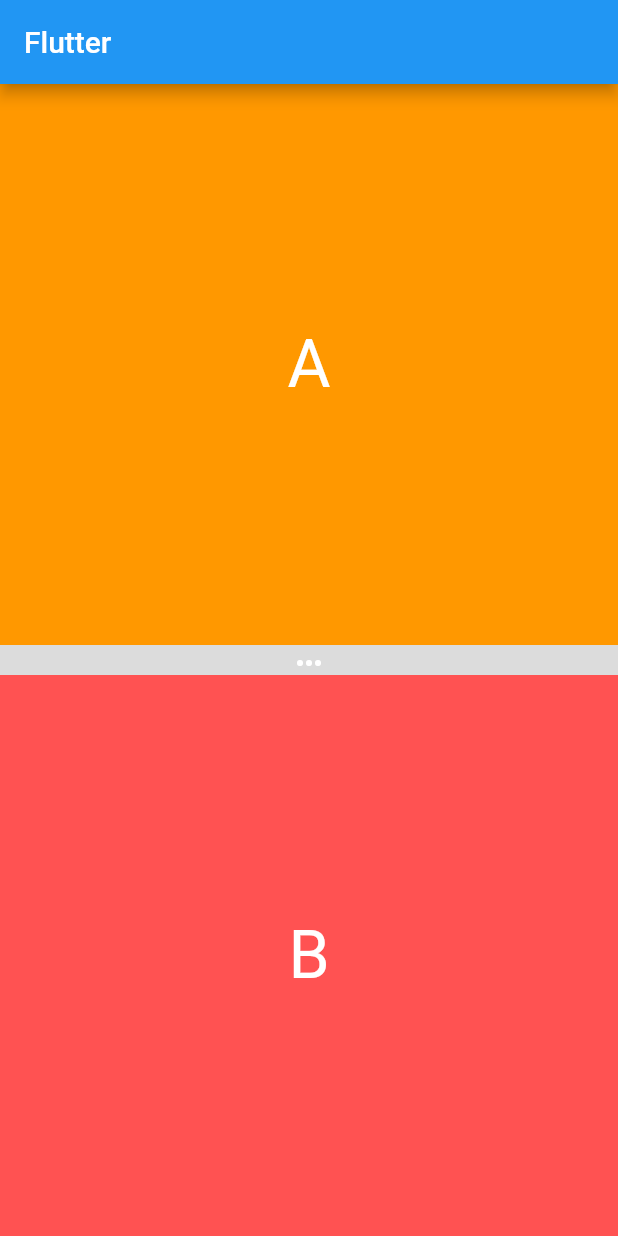
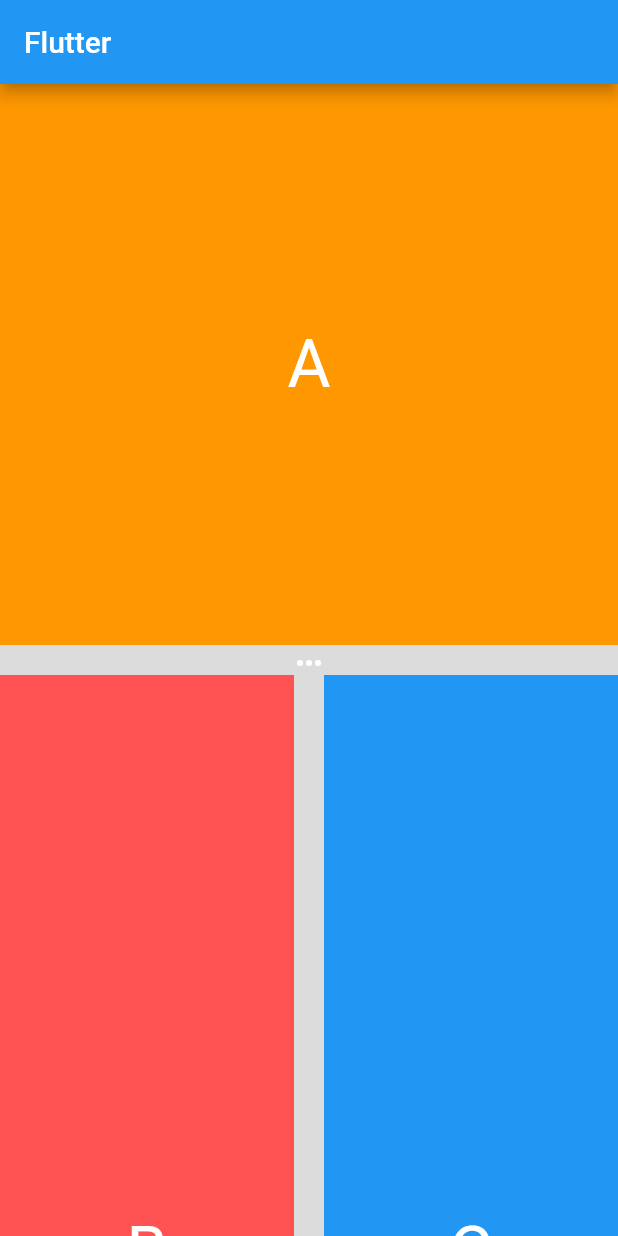
Before and after one commit to ttpho/Split-Screen, a Flutter app: the screen it shows after launch, on a phone screen of 412 x 824 dp. Run offline on Flutter 3.47's test engine with Material 2 defaults, Android fonts, the phone set to English and light mode, and no system bars.

Commit message:
try build new layout

```diff
--- a/split/lib/main.dart
+++ b/split/lib/main.dart
@@ -1,5 +1,5 @@
 import 'package:flutter/material.dart';
-import 'split_widget.dart';
+import 'package:split/split.dart';
 
 void main() => runApp(MyApp());
 
@@ -38,9 +38,15 @@ class _MyHomePageState extends State<MyHomePage> {
               color: Colors.orange,
               text: "A",
             ),
-            childSecond: const PageWidget(
-              color: Colors.redAccent,
-              text: "B",
+            childSecond: SplitHorizontalWidget(
+              childStart: const PageWidget(
+                color: Colors.redAccent,
+                text: "B",
+              ),
+              childEnd: const PageWidget(
+                color: Colors.blue,
+                text: "C",
+              ),
             ),
           ),
         ));
--- a/split/lib/split_widget.dart
+++ /dev/null
@@ -1,243 +0,0 @@
-import 'package:flutter/material.dart';
-import 'package:split/draggable_config.dart';
-
-import 'positioned_draggable_icon.dart';
-
-class SplitWidget extends StatefulWidget {
-  SplitWidget({
-    Key? key,
-    required this.childFirst,
-    required this.childSecond,
-  }) : super(key: key);
-  final Widget childFirst;
-  final Widget childSecond;
-
-  @override
-  _SplitWidget createState() => _SplitWidget();
-}
-
-class _SplitWidget extends State<SplitWidget> {
-  @override
-  Widget build(BuildContext context) =>
-      OrientationBuilder(builder: (context, orientation) {
-        return (orientation == Orientation.portrait)
-            ? SplitVerticalWidgetV2(
-                childTop: widget.childFirst,
-                childBottom: widget.childSecond,
-              )
-            : SplitHorizontalWidget(
-                childStart: widget.childFirst,
-                childEnd: widget.childSecond,
-              );
-      });
-}
-
-class SplitVerticalWidgetV2 extends StatefulWidget {
-  final Widget? childTop;
-  final Widget? childBottom;
-
-  const SplitVerticalWidgetV2({
-    Key? key,
-    this.childTop,
-    this.childBottom,
-  }) : super(key: key);
-
-  @override
-  State<StatefulWidget> createState() => _SplitVerticalWidgetV2();
-}
-
-class _SplitVerticalWidgetV2 extends State<SplitVerticalWidgetV2> {
-  final ValueNotifier<double> _topDraggableIcon = ValueNotifier<double>(0.0);
-
-  @override
-  Widget build(BuildContext context) {
-    final double widthScreen = MediaQuery.of(context).size.width;
-    final double heightScreen = MediaQuery.of(context).size.height;
-    final padding = MediaQuery.of(context).padding;
-    final double heightWithoutStatusToolbar =
-        heightScreen - padding.top - kToolbarHeight;
-
-    if (_topDraggableIcon.value == 0.0) {
-      _topDraggableIcon.value =
-          (heightWithoutStatusToolbar - DraggableConfig.kTapSize) / 2;
-    }
-
-    return ValueListenableBuilder<double>(
-      valueListenable: _topDraggableIcon,
-      builder: (BuildContext context, double value, Widget? child) {
-        return Stack(
-          children: <Widget>[
-            Positioned(
-              child: widget.childTop!,
-              top: 0,
-              left: 0,
-              width: widthScreen,
-              height: value,
-            ),
-            Positioned(
-              child: widget.childBottom!,
-              top: value + DraggableConfig.kTapSize,
-              left: 0,
-              width: widthScreen,
-              height: heightWithoutStatusToolbar -
-                  (value + DraggableConfig.kTapSize),
-            ),
-            PositionedDraggableIcon(
-              left: 0,
-              top: value,
-              draggable: DraggableConfig(
-                backgroundColor: Colors.black12,
-                icon: Icons.more_horiz,
-                iconColor: Colors.white,
-              ),
-              feedback: DraggableConfig(
-                backgroundColor: Colors.black,
-                icon: Icons.more_horiz,
-                iconColor: Colors.white,
-              ),
-              axis: Axis.vertical,
-              onChangePosition: (top, left) {
-                _topDraggableIcon.value = top;
-              },
-            ),
-          ],
-        );
-      },
-    );
-  }
-}
-
-class SplitVerticalWidget extends StatefulWidget {
-  SplitVerticalWidget({Key? key, this.childTop, this.childBottom})
-      : super(key: key);
-  final Widget? childTop;
-  final Widget? childBottom;
-
-  @override
-  _SplitVerticalWidget createState() => _SplitVerticalWidget();
-}
-
-class _SplitVerticalWidget extends State<SplitVerticalWidget> {
-  double _topDraggableIcon = 0.0;
-
-  @override
-  Widget build(BuildContext context) {
-    final double widthScreen = MediaQuery.of(context).size.width;
-    final double heightScreen = MediaQuery.of(context).size.height;
-    final padding = MediaQuery.of(context).padding;
-    final double heightWithoutStatusToolbar =
-        heightScreen - padding.top - kToolbarHeight;
-
-    if (_topDraggableIcon == 0.0) {
-      _topDraggableIcon =
-          (heightWithoutStatusToolbar - DraggableConfig.kTapSize) / 2;
-    }
-
-    return Stack(
-      children: <Widget>[
-        Positioned(
-          child: widget.childTop!,
-          top: 0,
-          left: 0,
-          width: widthScreen,
-          height: _topDraggableIcon,
-        ),
-        Positioned(
-          child: widget.childBottom!,
-          top: _topDraggableIcon + DraggableConfig.kTapSize,
-          left: 0,
-          width: widthScreen,
-          height: heightWithoutStatusToolbar -
-              (_topDraggableIcon + DraggableConfig.kTapSize),
-        ),
-        PositionedDraggableIcon(
-          left: 0,
-          top: _topDraggableIcon,
-          draggable: DraggableConfig(
-            backgroundColor: Colors.black12,
-            icon: Icons.more_horiz,
-            iconColor: Colors.white,
-          ),
-          feedback: DraggableConfig(
-            backgroundColor: Colors.black,
-            icon: Icons.more_horiz,
-            iconColor: Colors.white,
-          ),
-          axis: Axis.vertical,
-          onChangePosition: (top, left) {
-            setState(() {
-              _topDraggableIcon = top;
-            });
-          },
-        ),
-      ],
-    );
-  }
-}
-
-class SplitHorizontalWidget extends StatefulWidget {
-  SplitHorizontalWidget({
-    Key? key,
-    required this.childStart,
-    required this.childEnd,
-  }) : super(key: key);
-  final Widget childStart;
-  final Widget childEnd;
-
-  @override
-  _SplitHorizontalWidget createState() => _SplitHorizontalWidget();
-}
-
-class _SplitHorizontalWidget extends State<SplitHorizontalWidget> {
-  double _leftDraggableIcon = 0.0;
-
-  @override
-  Widget build(BuildContext context) {
-    final double widthScreen = MediaQuery.of(context).size.width;
-    final double heightScreen = MediaQuery.of(context).size.height;
-    final padding = MediaQuery.of(context).padding;
-    final double heightWithoutStatusToolbar =
-        heightScreen - padding.top - kToolbarHeight;
-
-    if (_leftDraggableIcon == 0.0) {
-      _leftDraggableIcon = (widthScreen - DraggableConfig.kTapSize) / 2;
-    }
-
-    return Stack(children: <Widget>[
-      Positioned(
-        child: widget.childStart,
-        top: 0,
-        left: 0,
-        width: _leftDraggableIcon,
-        height: heightWithoutStatusToolbar,
-      ),
-      Positioned(
-        child: widget.childEnd,
-        top: 0,
-        left: _leftDraggableIcon + DraggableConfig.kTapSize,
-        width: widthScreen - (_leftDraggableIcon + DraggableConfig.kTapSize),
-        height: heightWithoutStatusToolbar,
-      ),
-      PositionedDraggableIcon(
-        top: 0,
-        left: _leftDraggableIcon,
-        draggable: DraggableConfig(
-          backgroundColor: Colors.black12,
-          icon: Icons.more_vert,
-          iconColor: Colors.white,
-        ),
-        feedback: DraggableConfig(
-          backgroundColor: Colors.black,
-          icon: Icons.more_vert,
-          iconColor: Colors.white,
-        ),
-        axis: Axis.horizontal,
-        onChangePosition: (top, left) {
-          setState(() {
-            _leftDraggableIcon = left;
-          });
-        },
-      ),
-    ]);
-  }
-}
--- a/split/lib/positioned_draggable_icon.dart
+++ b/split/lib/src/positioned_draggable_icon.dart
@@ -1,5 +1,5 @@
 import 'package:flutter/material.dart';
-import 'package:split/draggable_config.dart';
+import 'package:split/src/draggable_config.dart';
 
 class DraggableIcon extends StatelessWidget {
   final DraggableConfig? config;
--- /dev/null
+++ b/split/lib/src/split_horizontal_widget.dart
@@ -0,0 +1,72 @@
+import 'package:flutter/material.dart';
+import 'package:split/src/draggable_config.dart';
+import 'package:split/src/positioned_draggable_icon.dart';
+
+class SplitHorizontalWidget extends StatefulWidget {
+  SplitHorizontalWidget({
+    Key? key,
+    required this.childStart,
+    required this.childEnd,
+  }) : super(key: key);
+  final Widget childStart;
+  final Widget childEnd;
+
+  @override
+  _SplitHorizontalWidget createState() => _SplitHorizontalWidget();
+}
+
+class _SplitHorizontalWidget extends State<SplitHorizontalWidget> {
+  double _leftDraggableIcon = 0.0;
+
+  @override
+  Widget build(BuildContext context) {
+    final double widthScreen = MediaQuery.of(context).size.width;
+    final double heightScreen = MediaQuery.of(context).size.height;
+    final padding = MediaQuery.of(context).padding;
+    final double heightWithoutStatusToolbar =
+        heightScreen - padding.top - kToolbarHeight;
+
+    if (_leftDraggableIcon == 0.0) {
+      _leftDraggableIcon = (widthScreen - DraggableConfig.kTapSize) / 2;
+    }
+
+    return Stack(
+      children: <Widget>[
+        Positioned(
+          child: widget.childStart,
+          top: 0,
+          left: 0,
+          width: _leftDraggableIcon,
+          height: heightWithoutStatusToolbar,
+        ),
+        Positioned(
+          child: widget.childEnd,
+          top: 0,
+          left: _leftDraggableIcon + DraggableConfig.kTapSize,
+          width: widthScreen - (_leftDraggableIcon + DraggableConfig.kTapSize),
+          height: heightWithoutStatusToolbar,
+        ),
+        PositionedDraggableIcon(
+          top: 0,
+          left: _leftDraggableIcon,
+          draggable: DraggableConfig(
+            backgroundColor: Colors.black12,
+            icon: Icons.more_vert,
+            iconColor: Colors.white,
+          ),
+          feedback: DraggableConfig(
+            backgroundColor: Colors.black,
+            icon: Icons.more_vert,
+            iconColor: Colors.white,
+          ),
+          axis: Axis.horizontal,
+          onChangePosition: (top, left) {
+            setState(() {
+              _leftDraggableIcon = left;
+            });
+          },
+        ),
+      ],
+    );
+  }
+}
--- /dev/null
+++ b/split/lib/src/split_vertical_widget.dart
@@ -0,0 +1,78 @@
+import 'package:flutter/material.dart';
+import 'package:split/src/draggable_config.dart';
+import 'package:split/src/positioned_draggable_icon.dart';
+
+class SplitVerticalWidget extends StatefulWidget {
+  final Widget childTop;
+  final Widget childBottom;
+
+  const SplitVerticalWidget({
+    Key? key,
+    required this.childTop,
+    required this.childBottom,
+  }) : super(key: key);
+
+  @override
+  State<StatefulWidget> createState() => _SplitVerticalWidgetState();
+}
+
+class _SplitVerticalWidgetState extends State<SplitVerticalWidget> {
+  final ValueNotifier<double> _topDraggableIcon = ValueNotifier<double>(0.0);
+
+  @override
+  Widget build(BuildContext context) {
+    final double widthScreen = MediaQuery.of(context).size.width;
+    final double heightScreen = MediaQuery.of(context).size.height;
+    final padding = MediaQuery.of(context).padding;
+    final double heightWithoutStatusToolbar =
+        heightScreen - padding.top - kToolbarHeight;
+
+    if (_topDraggableIcon.value == 0.0) {
+      _topDraggableIcon.value =
+          (heightWithoutStatusToolbar - DraggableConfig.kTapSize) / 2;
+    }
+
+    return ValueListenableBuilder<double>(
+      valueListenable: _topDraggableIcon,
+      builder: (BuildContext context, double value, Widget? child) {
+        return Stack(
+          children: <Widget>[
+            Positioned(
+              child: widget.childTop,
+              top: 0,
+              left: 0,
+              width: widthScreen,
+              height: value,
+            ),
+            Positioned(
+              child: widget.childBottom,
+              top: value + DraggableConfig.kTapSize,
+              left: 0,
+              width: widthScreen,
+              height: heightWithoutStatusToolbar -
+                  (value + DraggableConfig.kTapSize),
+            ),
+            PositionedDraggableIcon(
+              left: 0,
+              top: value,
+              draggable: DraggableConfig(
+                backgroundColor: Colors.black12,
+                icon: Icons.more_horiz,
+                iconColor: Colors.white,
+              ),
+              feedback: DraggableConfig(
+                backgroundColor: Colors.black,
+                icon: Icons.more_horiz,
+                iconColor: Colors.white,
+              ),
+              axis: Axis.vertical,
+              onChangePosition: (top, left) {
+                _topDraggableIcon.value = top;
+              },
+            ),
+          ],
+        );
+      },
+    );
+  }
+}
--- /dev/null
+++ b/split/lib/src/split_widget.dart
@@ -0,0 +1,32 @@
+import 'package:flutter/material.dart';
+import 'package:split/src/split_horizontal_widget.dart';
+import 'package:split/src/split_vertical_widget.dart';
+
+class SplitWidget extends StatefulWidget {
+  SplitWidget({
+    Key? key,
+    required this.childFirst,
+    required this.childSecond,
+  }) : super(key: key);
+  final Widget childFirst;
+  final Widget childSecond;
+
+  @override
+  _SplitWidget createState() => _SplitWidget();
+}
+
+class _SplitWidget extends State<SplitWidget> {
+  @override
+  Widget build(BuildContext context) =>
+      OrientationBuilder(builder: (context, orientation) {
+        return (orientation == Orientation.portrait)
+            ? SplitVerticalWidget(
+                childTop: widget.childFirst,
+                childBottom: widget.childSecond,
+              )
+            : SplitHorizontalWidget(
+                childStart: widget.childFirst,
+                childEnd: widget.childSecond,
+              );
+      });
+}
```
Also changed, not shown: split/lib/split.dart (added, +7 -0 lines), split/lib/src/draggable_config.dart (renamed from split/lib/draggable_config.dart), 7 other files.
